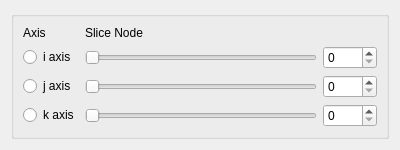
This is src/Interface/Modules/Fields/GetSliceFromStructuredFieldByIndices.ui in SCIInstitute/SCIRun as Qt 5 draws it before an edit. The edited form follows.
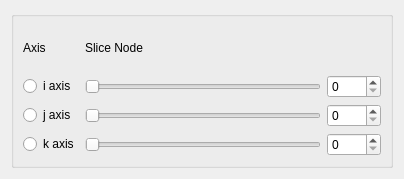
This is the edited form.

What changed in the file:
```diff
--- a/src/Interface/Modules/Fields/GetSliceFromStructuredFieldByIndices.ui
+++ b/src/Interface/Modules/Fields/GetSliceFromStructuredFieldByIndices.ui
@@ -6,14 +6,14 @@
    <rect>
     <x>0</x>
     <y>0</y>
-    <width>400</width>
-    <height>150</height>
+    <width>404</width>
+    <height>179</height>
    </rect>
   </property>
   <property name="minimumSize">
    <size>
-    <width>400</width>
-    <height>150</height>
+    <width>404</width>
+    <height>179</height>
    </size>
   </property>
   <property name="windowTitle">
```
